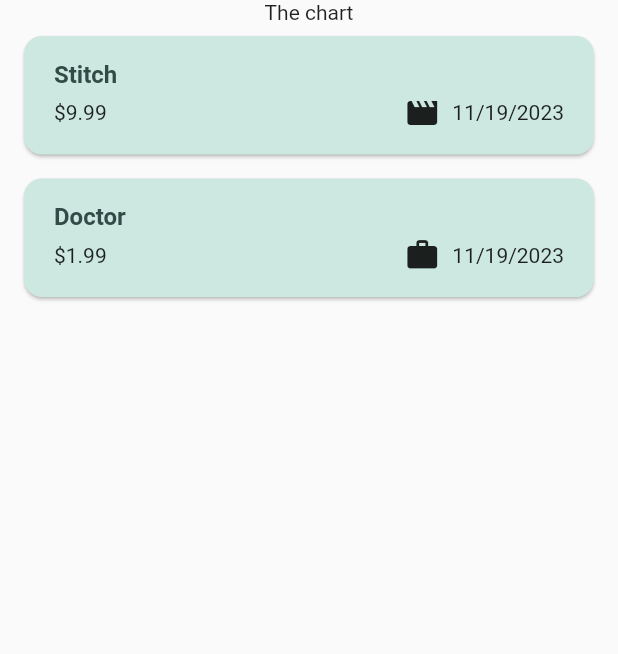
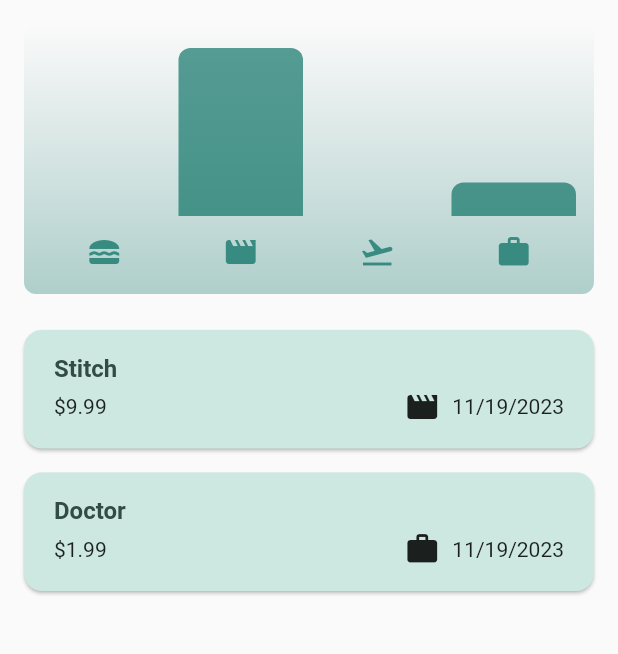
Before and after one commit to stayros130/Flutter_training, a Flutter app: the screen it shows after launch, on a phone screen of 412 x 824 dp, the part 84-738 px from its top. Run offline on Flutter 3.47's test engine with Material 2 defaults, Android fonts, the light colour scheme and no system bars; our stand-ins replace google_fonts.

Commit message:
Expenses tracker program finished

```diff
--- /dev/null
+++ b/expense_tracker/lib/widgets/chart/chart.dart
@@ -0,0 +1,95 @@
+import 'package:flutter/material.dart';
+
+import 'package:expense_tracker/widgets/chart/chart_bar.dart';
+import 'package:expense_tracker/models/expense.dart';
+
+class Chart extends StatelessWidget {
+  const Chart({super.key, required this.expenses});
+
+  final List<Expense> expenses;
+
+  List<ExpenseBucket> get buckets {
+    return [
+      ExpenseBucket.forCategory(expenses, Category.food),
+      ExpenseBucket.forCategory(expenses, Category.leisure),
+      ExpenseBucket.forCategory(expenses, Category.travel),
+      ExpenseBucket.forCategory(expenses, Category.work),
+    ];
+  }
+
+  double get maxTotalExpense {
+    double maxTotalExpense = 0;
+
+    for (final bucket in buckets) {
+      if (bucket.totalExpenses > maxTotalExpense) {
+        maxTotalExpense = bucket.totalExpenses;
+      }
+    }
+
+    return maxTotalExpense;
+  }
+
+  @override
+  Widget build(BuildContext context) {
+    final isDarkMode =
+        MediaQuery.of(context).platformBrightness == Brightness.dark;
+    return Container(
+      margin: const EdgeInsets.all(16),
+      padding: const EdgeInsets.symmetric(
+        vertical: 16,
+        horizontal: 8,
+      ),
+      width: double.infinity,
+      height: 180,
+      decoration: BoxDecoration(
+        borderRadius: BorderRadius.circular(8),
+        gradient: LinearGradient(
+          colors: [
+            Theme.of(context).colorScheme.primary.withOpacity(0.3),
+            Theme.of(context).colorScheme.primary.withOpacity(0.0)
+          ],
+          begin: Alignment.bottomCenter,
+          end: Alignment.topCenter,
+        ),
+      ),
+      child: Column(
+        children: [
+          Expanded(
+            child: Row(
+              crossAxisAlignment: CrossAxisAlignment.end,
+              children: [
+                for (final bucket in buckets) // alternative to map()
+                  ChartBar(
+                    fill: bucket.totalExpenses == 0
+                        ? 0
+                        : bucket.totalExpenses / maxTotalExpense,
+                  )
+              ],
+            ),
+          ),
+          const SizedBox(height: 12),
+          Row(
+            children: buckets
+                .map(
+                  (bucket) => Expanded(
+                    child: Padding(
+                      padding: const EdgeInsets.symmetric(horizontal: 4),
+                      child: Icon(
+                        categoryIcons[bucket.category],
+                        color: isDarkMode
+                            ? Theme.of(context).colorScheme.secondary
+                            : Theme.of(context)
+                                .colorScheme
+                                .primary
+                                .withOpacity(0.7),
+                      ),
+                    ),
+                  ),
+                )
+                .toList(),
+          )
+        ],
+      ),
+    );
+  }
+}
--- /dev/null
+++ b/expense_tracker/lib/widgets/chart/chart_bar.dart
@@ -0,0 +1,34 @@
+import 'package:flutter/material.dart';
+
+class ChartBar extends StatelessWidget {
+  const ChartBar({
+    super.key,
+    required this.fill,
+  });
+
+  final double fill;
+
+  @override
+  Widget build(BuildContext context) {
+    final isDarkMode =
+        MediaQuery.of(context).platformBrightness == Brightness.dark;
+    return Expanded(
+      child: Padding(
+        padding: const EdgeInsets.symmetric(horizontal: 4),
+        child: FractionallySizedBox(
+          heightFactor: fill,
+          child: DecoratedBox(
+            decoration: BoxDecoration(
+              shape: BoxShape.rectangle,
+              borderRadius:
+                  const BorderRadius.vertical(top: Radius.circular(8)),
+              color: isDarkMode
+                  ? Theme.of(context).colorScheme.secondary
+                  : Theme.of(context).colorScheme.primary.withOpacity(0.65),
+            ),
+          ),
+        ),
+      ),
+    );
+  }
+}
--- a/expense_tracker/lib/widgets/expenses.dart
+++ b/expense_tracker/lib/widgets/expenses.dart
@@ -2,6 +2,7 @@
 import 'package:expense_tracker/widgets/new_expense.dart';
 import 'package:flutter/material.dart';
 import 'package:expense_tracker/models/expense.dart';
+import 'package:expense_tracker/widgets/chart/chart.dart';
 
 class Expenses extends StatefulWidget {
   const Expenses({super.key});
@@ -86,7 +87,7 @@
       ),
       body: Column(
         children: [
-          const Text('The chart'),
+          Chart(expenses: _registeredExpenses),
           Expanded(child: mainContent),
         ],
       ),
```
